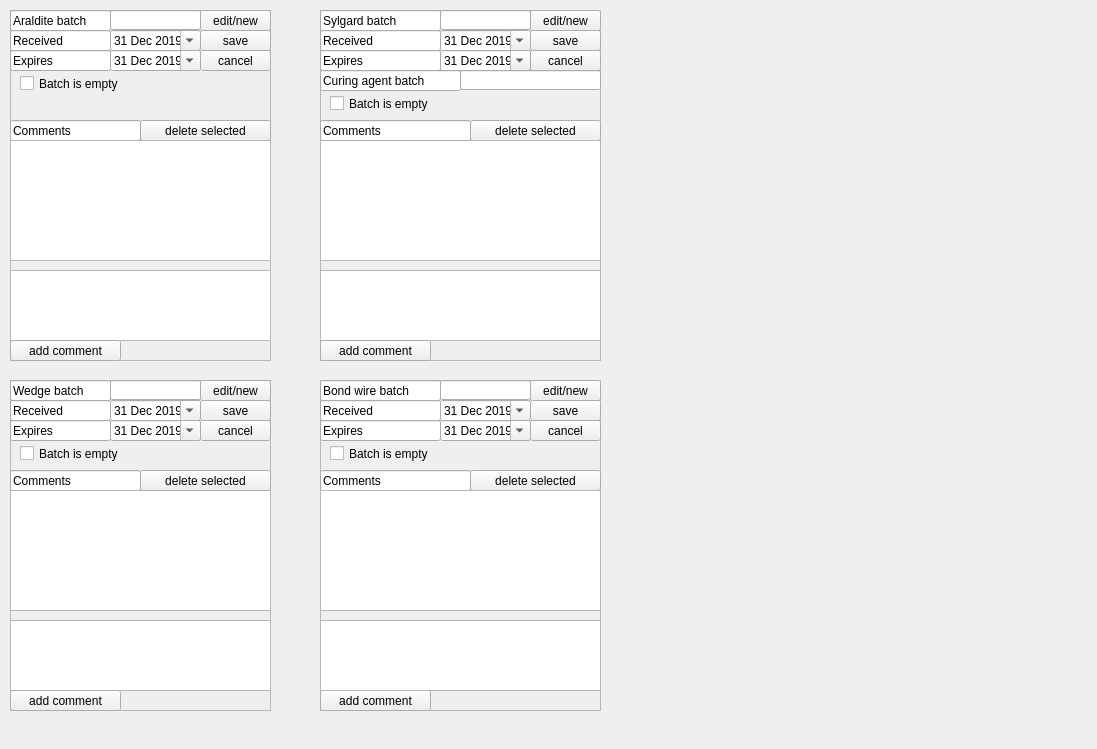
IncandelaLab/SharedUI, file pages_ui/view_supplies.ui: the form before one commit.
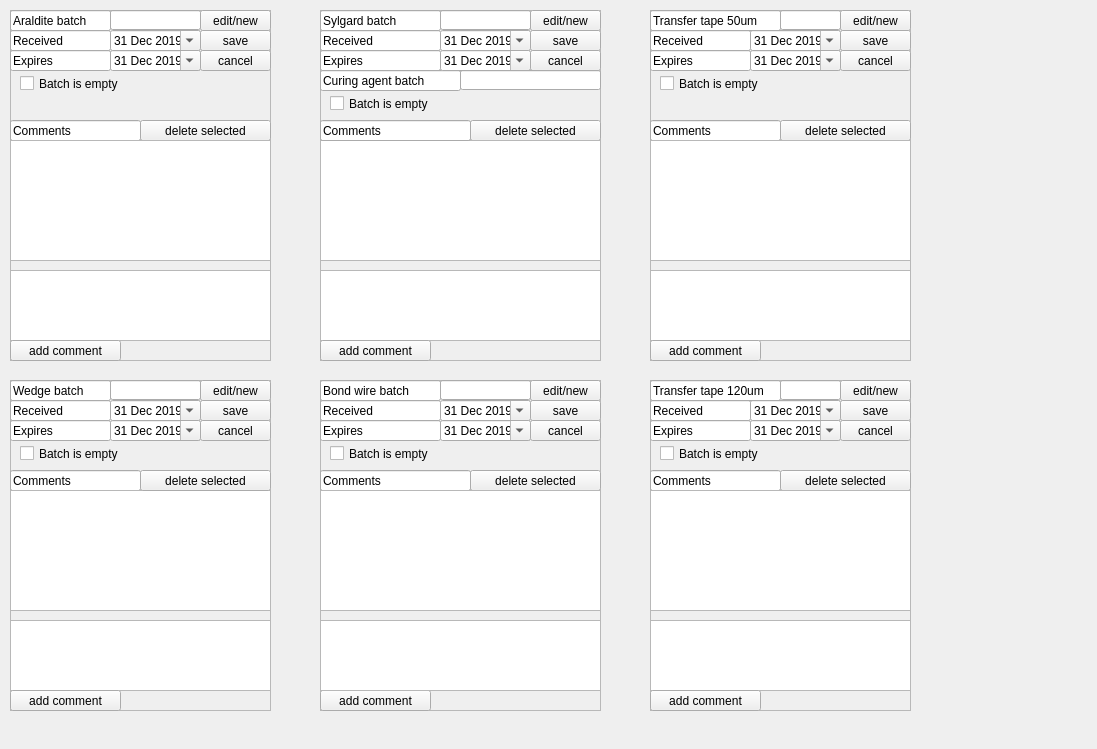
The form after the commit.

Patch:
```diff
--- a/pages_ui/view_supplies.ui
+++ b/pages_ui/view_supplies.ui
@@ -1108,6 +1108,530 @@
     </property>
    </widget>
   </widget>
+  <widget class="QFrame" name="frame_5">
+   <property name="geometry">
+    <rect>
+     <x>650</x>
+     <y>10</y>
+     <width>261</width>
+     <height>351</height>
+    </rect>
+   </property>
+   <property name="frameShape">
+    <enum>QFrame::StyledPanel</enum>
+   </property>
+   <property name="frameShadow">
+    <enum>QFrame::Raised</enum>
+   </property>
+   <widget class="QLineEdit" name="leTape50ID">
+    <property name="geometry">
+     <rect>
+      <x>130</x>
+      <y>0</y>
+      <width>61</width>
+      <height>20</height>
+     </rect>
+    </property>
+   </widget>
+   <widget class="QPlainTextEdit" name="pteTape50WriteComment">
+    <property name="geometry">
+     <rect>
+      <x>0</x>
+      <y>260</y>
+      <width>261</width>
+      <height>71</height>
+     </rect>
+    </property>
+   </widget>
+   <widget class="QPushButton" name="pbTape50Cancel">
+    <property name="geometry">
+     <rect>
+      <x>190</x>
+      <y>40</y>
+      <width>71</width>
+      <height>21</height>
+     </rect>
+    </property>
+    <property name="text">
+     <string>cancel</string>
+    </property>
+   </widget>
+   <widget class="QLineEdit" name="lineEdit_9">
+    <property name="geometry">
+     <rect>
+      <x>0</x>
+      <y>110</y>
+      <width>131</width>
+      <height>21</height>
+     </rect>
+    </property>
+    <property name="text">
+     <string>Comments</string>
+    </property>
+    <property name="readOnly">
+     <bool>true</bool>
+    </property>
+   </widget>
+   <widget class="QPushButton" name="pbTape50DeleteComment">
+    <property name="geometry">
+     <rect>
+      <x>130</x>
+      <y>110</y>
+      <width>131</width>
+      <height>21</height>
+     </rect>
+    </property>
+    <property name="text">
+     <string>delete selected</string>
+    </property>
+   </widget>
+   <widget class="QPushButton" name="pbTape50AddComment">
+    <property name="geometry">
+     <rect>
+      <x>0</x>
+      <y>330</y>
+      <width>111</width>
+      <height>21</height>
+     </rect>
+    </property>
+    <property name="text">
+     <string>add comment</string>
+    </property>
+   </widget>
+   <widget class="QCheckBox" name="ckIsTape50Empty">
+    <property name="geometry">
+     <rect>
+      <x>10</x>
+      <y>65</y>
+      <width>161</width>
+      <height>17</height>
+     </rect>
+    </property>
+    <property name="text">
+     <string>Batch is empty</string>
+    </property>
+   </widget>
+   <widget class="QListWidget" name="listTape50Comments">
+    <property name="geometry">
+     <rect>
+      <x>0</x>
+      <y>130</y>
+      <width>261</width>
+      <height>121</height>
+     </rect>
+    </property>
+   </widget>
+   <widget class="QLineEdit" name="lineEdit_10">
+    <property name="geometry">
+     <rect>
+      <x>0</x>
+      <y>20</y>
+      <width>101</width>
+      <height>21</height>
+     </rect>
+    </property>
+    <property name="text">
+     <string>Received</string>
+    </property>
+    <property name="readOnly">
+     <bool>true</bool>
+    </property>
+   </widget>
+   <widget class="QDateEdit" name="dTape50Expires">
+    <property name="geometry">
+     <rect>
+      <x>100</x>
+      <y>40</y>
+      <width>91</width>
+      <height>21</height>
+     </rect>
+    </property>
+    <property name="dateTime">
+     <datetime>
+      <hour>21</hour>
+      <minute>0</minute>
+      <second>0</second>
+      <year>2019</year>
+      <month>12</month>
+      <day>31</day>
+     </datetime>
+    </property>
+    <property name="maximumDate">
+     <date>
+      <year>2030</year>
+      <month>12</month>
+      <day>31</day>
+     </date>
+    </property>
+    <property name="minimumDate">
+     <date>
+      <year>2000</year>
+      <month>1</month>
+      <day>1</day>
+     </date>
+    </property>
+    <property name="calendarPopup">
+     <bool>true</bool>
+    </property>
+   </widget>
+   <widget class="QDateEdit" name="dTape50Received">
+    <property name="geometry">
+     <rect>
+      <x>100</x>
+      <y>20</y>
+      <width>91</width>
+      <height>21</height>
+     </rect>
+    </property>
+    <property name="dateTime">
+     <datetime>
+      <hour>21</hour>
+      <minute>0</minute>
+      <second>0</second>
+      <year>2019</year>
+      <month>12</month>
+      <day>31</day>
+     </datetime>
+    </property>
+    <property name="maximumDate">
+     <date>
+      <year>2030</year>
+      <month>12</month>
+      <day>31</day>
+     </date>
+    </property>
+    <property name="minimumDate">
+     <date>
+      <year>2000</year>
+      <month>1</month>
+      <day>1</day>
+     </date>
+    </property>
+    <property name="calendarPopup">
+     <bool>true</bool>
+    </property>
+   </widget>
+   <widget class="QPushButton" name="pbTape50Save">
+    <property name="geometry">
+     <rect>
+      <x>190</x>
+      <y>20</y>
+      <width>71</width>
+      <height>21</height>
+     </rect>
+    </property>
+    <property name="text">
+     <string>save</string>
+    </property>
+   </widget>
+   <widget class="QLineEdit" name="lineEdit_11">
+    <property name="geometry">
+     <rect>
+      <x>0</x>
+      <y>40</y>
+      <width>101</width>
+      <height>21</height>
+     </rect>
+    </property>
+    <property name="text">
+     <string>Expires</string>
+    </property>
+    <property name="readOnly">
+     <bool>true</bool>
+    </property>
+   </widget>
+   <widget class="QLineEdit" name="lineEdit_12">
+    <property name="geometry">
+     <rect>
+      <x>0</x>
+      <y>0</y>
+      <width>131</width>
+      <height>21</height>
+     </rect>
+    </property>
+    <property name="text">
+     <string>Transfer tape 50um</string>
+    </property>
+    <property name="readOnly">
+     <bool>true</bool>
+    </property>
+   </widget>
+   <widget class="QPushButton" name="pbTape50EditNew">
+    <property name="geometry">
+     <rect>
+      <x>190</x>
+      <y>0</y>
+      <width>71</width>
+      <height>21</height>
+     </rect>
+    </property>
+    <property name="text">
+     <string>edit/new</string>
+    </property>
+   </widget>
+  </widget>
+  <widget class="QFrame" name="frame_6">
+   <property name="geometry">
+    <rect>
+     <x>650</x>
+     <y>380</y>
+     <width>261</width>
+     <height>331</height>
+    </rect>
+   </property>
+   <property name="frameShape">
+    <enum>QFrame::StyledPanel</enum>
+   </property>
+   <property name="frameShadow">
+    <enum>QFrame::Raised</enum>
+   </property>
+   <widget class="QLineEdit" name="leTape120ID">
+    <property name="geometry">
+     <rect>
+      <x>130</x>
+      <y>0</y>
+      <width>61</width>
+      <height>20</height>
+     </rect>
+    </property>
+   </widget>
+   <widget class="QPlainTextEdit" name="pteTape120WriteComment">
+    <property name="geometry">
+     <rect>
+      <x>0</x>
+      <y>240</y>
+      <width>261</width>
+      <height>71</height>
+     </rect>
+    </property>
+   </widget>
+   <widget class="QPushButton" name="pbTape120Cancel">
+    <property name="geometry">
+     <rect>
+      <x>190</x>
+      <y>40</y>
+      <width>71</width>
+      <height>21</height>
+     </rect>
+    </property>
+    <property name="text">
+     <string>cancel</string>
+    </property>
+   </widget>
+   <widget class="QLineEdit" name="lineEdit_30">
+    <property name="geometry">
+     <rect>
+      <x>0</x>
+      <y>90</y>
+      <width>131</width>
+      <height>21</height>
+     </rect>
+    </property>
+    <property name="text">
+     <string>Comments</string>
+    </property>
+    <property name="readOnly">
+     <bool>true</bool>
+    </property>
+   </widget>
+   <widget class="QPushButton" name="pbTape120DeleteComment">
+    <property name="geometry">
+     <rect>
+      <x>130</x>
+      <y>90</y>
+      <width>131</width>
+      <height>21</height>
+     </rect>
+    </property>
+    <property name="text">
+     <string>delete selected</string>
+    </property>
+   </widget>
+   <widget class="QPushButton" name="pbTape120AddComment">
+    <property name="geometry">
+     <rect>
+      <x>0</x>
+      <y>310</y>
+      <width>111</width>
+      <height>21</height>
+     </rect>
+    </property>
+    <property name="text">
+     <string>add comment</string>
+    </property>
+   </widget>
+   <widget class="QCheckBox" name="ckIsTape120Empty">
+    <property name="geometry">
+     <rect>
+      <x>10</x>
+      <y>65</y>
+      <width>161</width>
+      <height>17</height>
+     </rect>
+    </property>
+    <property name="text">
+     <string>Batch is empty</string>
+    </property>
+   </widget>
+   <widget class="QListWidget" name="listTape120Comments">
+    <property name="geometry">
+     <rect>
+      <x>0</x>
+      <y>110</y>
+      <width>261</width>
+      <height>121</height>
+     </rect>
+    </property>
+   </widget>
+   <widget class="QLineEdit" name="lineEdit_31">
+    <property name="geometry">
+     <rect>
+      <x>0</x>
+      <y>20</y>
+      <width>101</width>
+      <height>21</height>
+     </rect>
+    </property>
+    <property name="text">
+     <string>Received</string>
+    </property>
+    <property name="readOnly">
+     <bool>true</bool>
+    </property>
+   </widget>
+   <widget class="QDateEdit" name="dTape120Expires">
+    <property name="geometry">
+     <rect>
+      <x>100</x>
+      <y>40</y>
+      <width>91</width>
+      <height>21</height>
+     </rect>
+    </property>
+    <property name="dateTime">
+     <datetime>
+      <hour>20</hour>
+      <minute>0</minute>
+      <second>0</second>
+      <year>2019</year>
+      <month>12</month>
+      <day>31</day>
+     </datetime>
+    </property>
+    <property name="maximumDate">
+     <date>
+      <year>2030</year>
+      <month>12</month>
+      <day>31</day>
+     </date>
+    </property>
+    <property name="minimumDate">
+     <date>
+      <year>2000</year>
+      <month>1</month>
+      <day>1</day>
+     </date>
+    </property>
+    <property name="calendarPopup">
+     <bool>true</bool>
+    </property>
+   </widget>
+   <widget class="QDateEdit" name="dTape120Received">
+    <property name="geometry">
+     <rect>
+      <x>100</x>
+      <y>20</y>
+      <width>91</width>
+      <height>21</height>
+     </rect>
+    </property>
+    <property name="dateTime">
+     <datetime>
+      <hour>20</hour>
+      <minute>0</minute>
+      <second>0</second>
+      <year>2019</year>
+      <month>12</month>
+      <day>31</day>
+     </datetime>
+    </property>
+    <property name="maximumDate">
+     <date>
+      <year>2030</year>
+      <month>12</month>
+      <day>31</day>
+     </date>
+    </property>
+    <property name="minimumDate">
+     <date>
+      <year>2000</year>
+      <month>1</month>
+      <day>1</day>
+     </date>
+    </property>
+    <property name="calendarPopup">
+     <bool>true</bool>
+    </property>
+   </widget>
+   <widget class="QPushButton" name="pbTape120Save">
+    <property name="geometry">
+     <rect>
+      <x>190</x>
+      <y>20</y>
+      <width>71</width>
+      <height>21</height>
+     </rect>
+    </property>
+    <property name="text">
+     <string>save</string>
+    </property>
+   </widget>
+   <widget class="QLineEdit" name="lineEdit_32">
+    <property name="geometry">
+     <rect>
+      <x>0</x>
+      <y>40</y>
+      <width>101</width>
+      <height>21</height>
+     </rect>
+    </property>
+    <property name="text">
+     <string>Expires</string>
+    </property>
+    <property name="readOnly">
+     <bool>true</bool>
+    </property>
+   </widget>
+   <widget class="QLineEdit" name="lineEdit_33">
+    <property name="geometry">
+     <rect>
+      <x>0</x>
+      <y>0</y>
+      <width>131</width>
+      <height>21</height>
+     </rect>
+    </property>
+    <property name="text">
+     <string>Transfer tape 120um</string>
+    </property>
+    <property name="readOnly">
+     <bool>true</bool>
+    </property>
+   </widget>
+   <widget class="QPushButton" name="pbTape120EditNew">
+    <property name="geometry">
+     <rect>
+      <x>190</x>
+      <y>0</y>
+      <width>71</width>
+      <height>21</height>
+     </rect>
+    </property>
+    <property name="text">
+     <string>edit/new</string>
+    </property>
+   </widget>
+  </widget>
  </widget>
  <resources/>
  <connections/>
```
Left out of the diff: 16 changed lines with no effect on the pictures.
